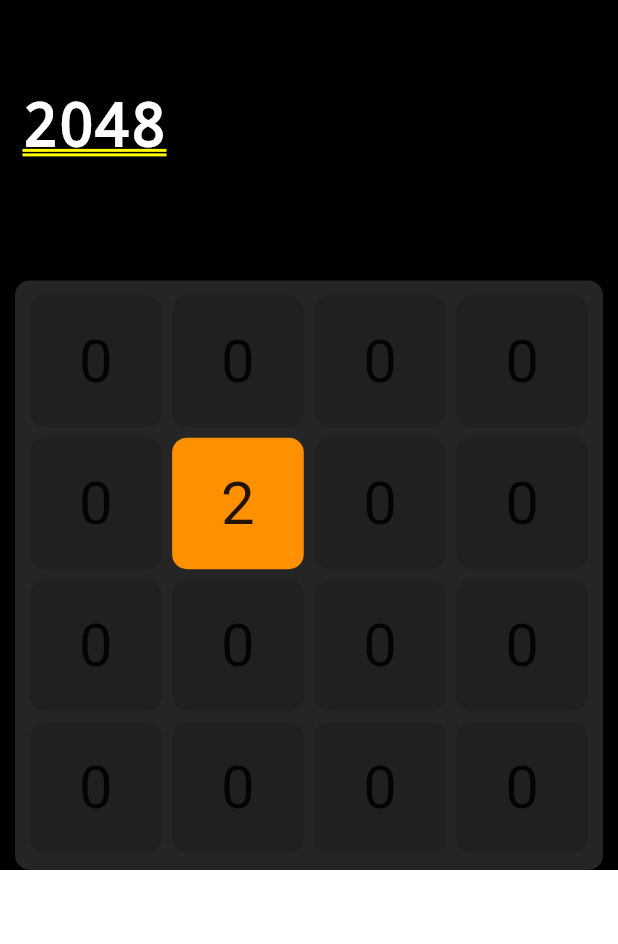
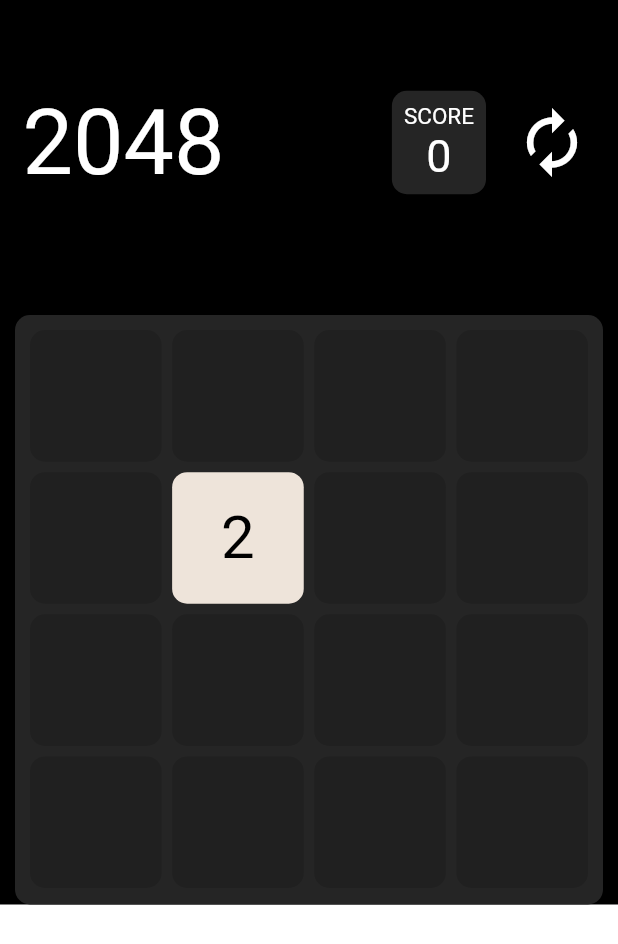
Before and after one commit to kryacose/x2048, a Flutter app: the screen it shows after launch, on a phone screen of 412 x 824 dp. Shown: the top 944 px of the screen. Run offline on Flutter 3.47's test engine with Material 2 defaults, Android fonts, the phone set to English and light mode, and no system bars.

Commit message:
reset and score added

```diff
--- a/lib/UI/gameBoard.dart
+++ b/lib/UI/gameBoard.dart
@@ -52,7 +52,7 @@ class _GameBoardState extends State<GameBoard> {
             height: 393.0,
             child: GridView.count(
                 primary: true,
-                crossAxisCount: 4,
+                crossAxisCount: widget.size,
                 padding: EdgeInsets.all(10.0),
                 crossAxisSpacing: 7.0,
                 mainAxisSpacing: 7.0,
--- a/lib/UI/numTile.dart
+++ b/lib/UI/numTile.dart
@@ -7,6 +7,34 @@ class NumTile extends StatelessWidget {
 
   NumTile(this.size, this.value);
 
+  Color tileColor(int num){
+    if(num == 0) return Color(0xFF202020);
+    else if(num == 2) return Color(0xFFeee4da);
+    else if(num == 4) return Color(0xFFede0c8);
+    else if(num == 8) return Color(0xFFf2b179);
+    else if(num == 16) return Color(0xFFf59563);
+    else if(num == 32) return Color(0xFFf67c5f);
+    else if(num == 64) return Color(0xFFf65e3b);
+    else if(num == 128) return Color(0xFFedcf72);
+    else if(num == 256) return Color(0xFFedcc61);
+    else if(num == 512) return Color(0xFFedc850);
+    else if(num == 1024) return Color(0xFFedc53f);
+    else if(num == 2048) return Color(0xFFedc22e);
+    else return Color(0xFF3c3a32);
+  }
+
+  Color numColor(int num){
+
+    if(num == 0) return Color(0xFF202020);
+    else return Color(0xFF000000);
+
+  }
+
+  double numSize(int num){
+    if(num>=1024) return 35.0;
+    else return 40.0;
+  }
+
   @override
   Widget build(BuildContext context) {
     return Material(
@@ -15,11 +43,11 @@ class NumTile extends StatelessWidget {
         height: size,
         width: size,
         decoration: new BoxDecoration(
-            color: Color(value == 0 ? 0xFF202020 : 0xFFFF9000),
+            color: tileColor(value),
             border: new Border.all(color: Color(0x00000000), width: 0.0),
             borderRadius: BorderRadius.circular(10.0)),
         child: Center(
-            child: Text("$value", style: TextStyle(fontSize: 40.0,),
+            child: Text("$value", style: TextStyle(fontSize: numSize(value), color: numColor(value)),
           )
         ),
       ),
--- a/lib/pages/gamePage.dart
+++ b/lib/pages/gamePage.dart
@@ -3,11 +3,9 @@ import '../UI/gameBoard.dart';
 import '../utils/board.dart';
 
 class GamePage extends StatefulWidget {
-
   Board b;
 
   _GamePageState createState() => _GamePageState();
-
 
   static _GamePageState of(BuildContext context) {
     final _GamePageState navigator =
@@ -24,26 +22,35 @@ class GamePage extends StatefulWidget {
 
     return navigator;
   }
-
 }
 
 class _GamePageState extends State<GamePage> {
-
-
   void gestureHandle(DragEndDetails details, int dir) {
     // print(details.primaryVelocity);
-    if(dir == 0 && details.primaryVelocity>0)
-      this.setState(() {  widget.b.grid = widget.b.down();  widget.b.display();});
-    else if(dir == 0 && details.primaryVelocity<0)
-      this.setState(() {  widget.b.grid = widget.b.up();  widget.b.display();});
-    else if(dir == 1 && details.primaryVelocity>0)
-      this.setState(() {  widget.b.grid = widget.b.right(); widget.b.display();});
-    else if(dir == 1 && details.primaryVelocity<0)
-      this.setState(() {  widget.b.grid = widget.b.left();  widget.b.display();});
+    if (dir == 0 && details.primaryVelocity > 0)
+      this.setState(() {
+        widget.b.moveDown();
+        widget.b.display();
+      });
+    else if (dir == 0 && details.primaryVelocity < 0)
+      this.setState(() {
+        widget.b.moveUp();
+        widget.b.display();
+      });
+    else if (dir == 1 && details.primaryVelocity > 0)
+      this.setState(() {
+        widget.b.moveRight();
+        widget.b.display();
+      });
+    else if (dir == 1 && details.primaryVelocity < 0)
+      this.setState(() {
+        widget.b.moveLeft();
+        widget.b.display();
+      });
   }
 
   @override
-  initState(){
+  initState() {
     super.initState();
 
     widget.b = new Board(4);
@@ -53,7 +60,7 @@ class _GamePageState extends State<GamePage> {
   Widget build(BuildContext context) {
     return ListView(children: <Widget>[
       Container(
-        width: double.infinity,
+        // width: double.infinity,
         color: Colors.black,
         child: Column(
           children: <Widget>[
@@ -61,19 +68,56 @@ class _GamePageState extends State<GamePage> {
               height: 60.0,
             ),
             //Info Area
-            Row(
-              children: <Widget>[
-                Padding(
-                  padding: const EdgeInsets.only(left: 15.0),
-                  child: new Text(
-                    "2048",
-                    style: new TextStyle(color: Colors.white, fontSize: 40.0),
-                  ),
+            Material(
+              color: new Color(0x00000000),
+              child: Padding(
+                padding: const EdgeInsets.only(left: 15.0),
+                child: Row(
+                  children: <Widget>[
+                    new Text(
+                      "2048",
+                      style: new TextStyle(
+                          color: Colors.white, fontSize: 60.0),
+                    ),
+                    new Expanded(child: new Container()),
+                    new Container(
+                      child: Material(
+                          color: Color(0xFF252525),
+                          borderRadius: BorderRadius.circular(10.0),
+                          child: Padding(
+                            padding: const EdgeInsets.all(8.0),
+                            child: Column(
+                              children: <Widget>[
+                                Text(
+                                  "SCORE",
+                                  style: new TextStyle(
+                                      color: Colors.white, fontSize: 15.0),
+                                ),
+                                Text(
+                                  widget.b.score.toString(),
+                                  style: new TextStyle(
+                                      color: Colors.white, fontSize: 30.0),
+                                ),
+                              ],
+                            ),
+                          )),
+                    ),
+                    RawMaterialButton(
+                      shape: CircleBorder(),
+                      onPressed: (){this.setState((){widget.b = new Board(4);});},
+                      child: Icon(
+                        Icons.autorenew,
+                        color: Colors.white,
+                        size: 50.0,),
+                    )
+                  ],
                 ),
-              ],
+              ),
             ),
 
-            new Container(height: 80.0,),
+            new Container(
+              height: 80.0,
+            ),
             //GameBoard
             new GameBoard(widget.b.grid, widget.b.size),
           ],
```
Also changed, not shown: lib/utils/board.dart (+63 -8 lines).
